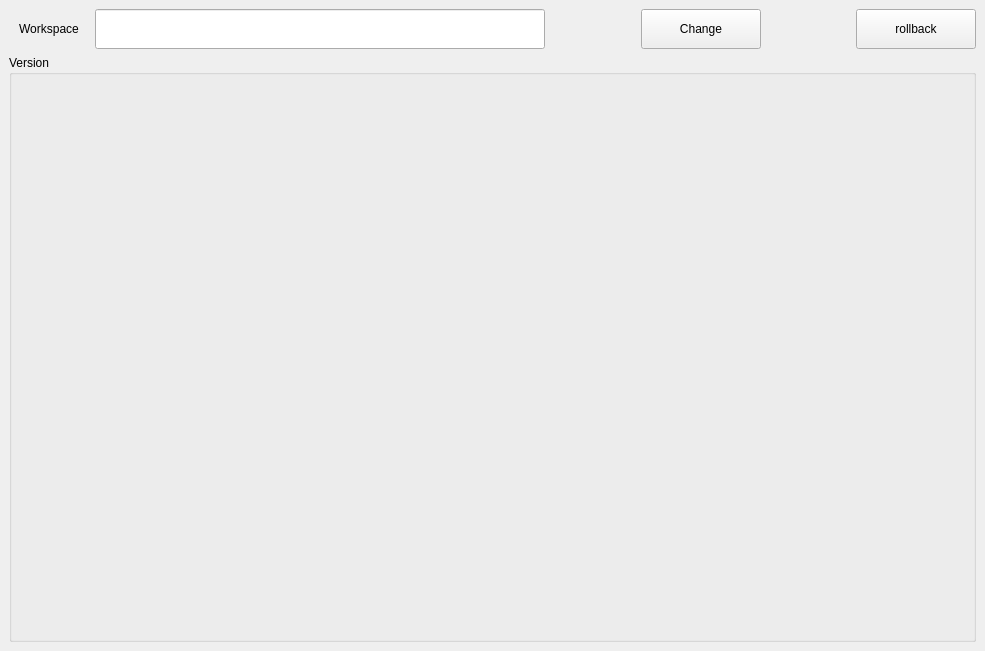
This is FileVersionManager/ui/mainwindow.ui in ysc-233/FileVersionManager as Qt 5 draws it before an edit. The edited form follows.
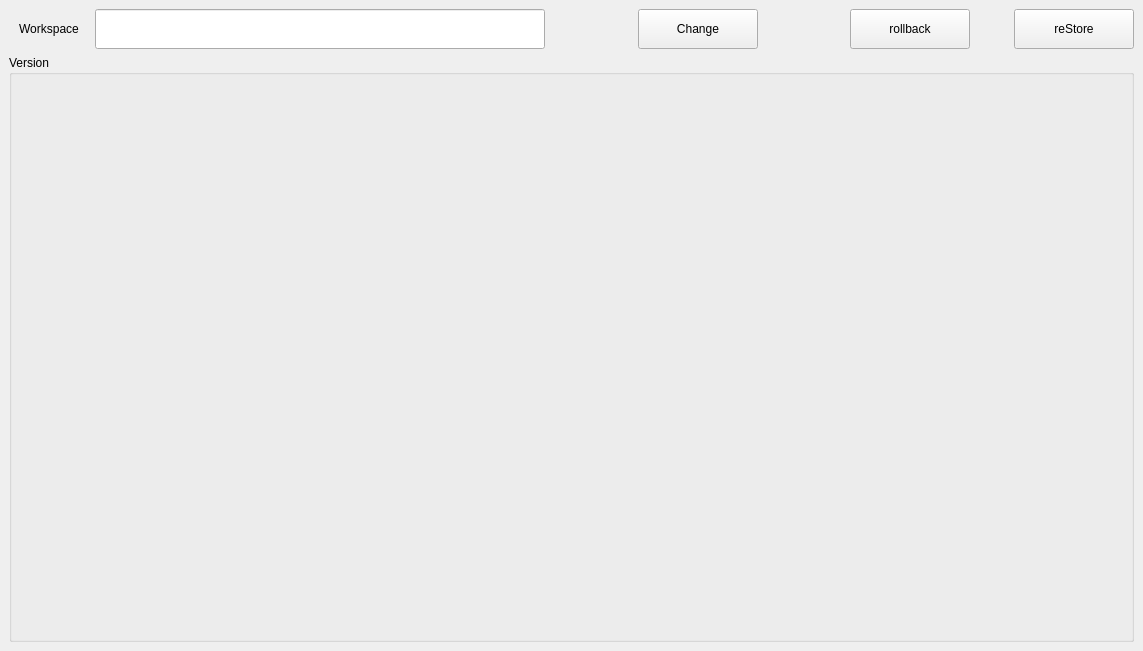
This is the edited form.

Patch:
```diff
--- a/FileVersionManager/ui/mainwindow.ui
+++ b/FileVersionManager/ui/mainwindow.ui
@@ -6,7 +6,7 @@
    <rect>
     <x>0</x>
     <y>0</y>
-    <width>985</width>
+    <width>1143</width>
     <height>651</height>
    </rect>
   </property>
@@ -93,7 +93,33 @@
       </property>
      </widget>
     </item>
-    <item row="1" column="0" colspan="6">
+    <item row="0" column="6">
+     <spacer name="horizontalSpacer_3">
+      <property name="orientation">
+       <enum>Qt::Horizontal</enum>
+      </property>
+      <property name="sizeHint" stdset="0">
+       <size>
+        <width>29</width>
+        <height>37</height>
+       </size>
+      </property>
+     </spacer>
+    </item>
+    <item row="0" column="7">
+     <widget class="QPushButton" name="btn_reStore">
+      <property name="minimumSize">
+       <size>
+        <width>120</width>
+        <height>40</height>
+       </size>
+      </property>
+      <property name="text">
+       <string>reStore</string>
+      </property>
+     </widget>
+    </item>
+    <item row="1" column="0" colspan="8">
      <widget class="QGroupBox" name="gpb_version">
       <property name="title">
        <string>Version</string>
```
